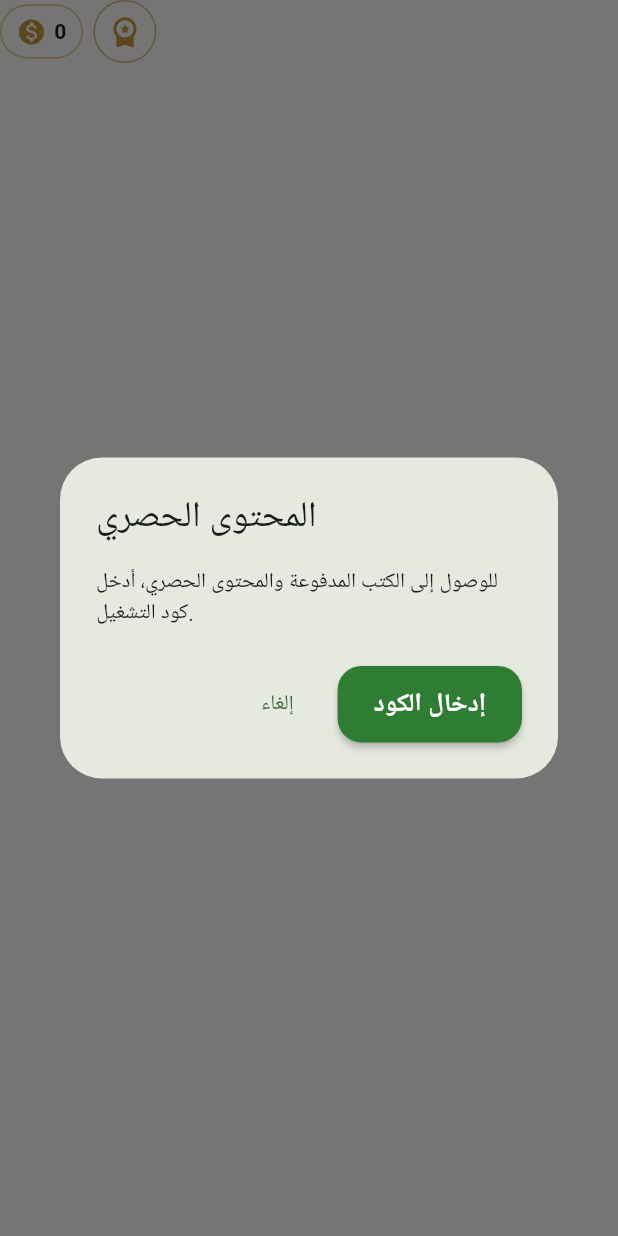
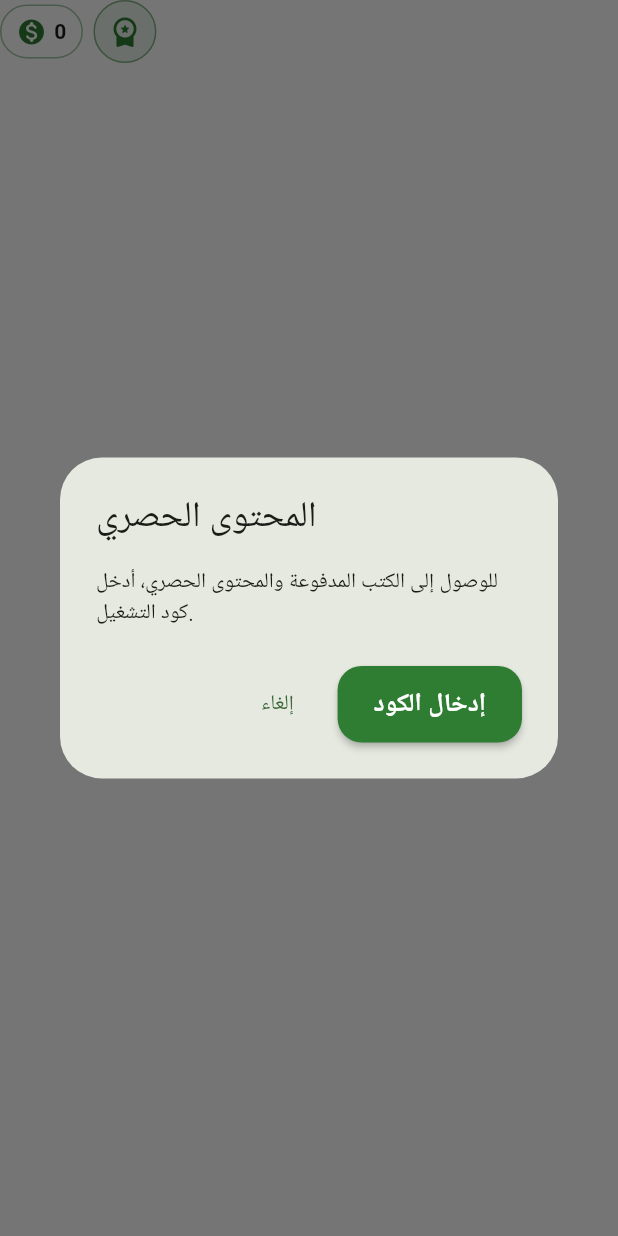
Before and after one commit to rezeroyagami-bit/manarat-al-kutub, a Flutter app: the KitaraStatusBar widget shown alone on an empty page, opened directly with empty values, after a tap on the "workspace premium" icon, on a phone screen of 412 x 824 dp. Run offline on Flutter 3.47's test engine with Material 3 defaults, Android fonts, the phone set to English and light mode, and no system bars; our stand-ins replace audioplayers, device_info_plus, dio, google_mobile_ads, open_filex, shared_preferences and 1 more; missing offline and left inert: docx_viewer, koni_archive, public_file_saver, syncfusion_flutter_pdfviewer; accounts and stored records are empty; network calls fail; Roboto replaces fonts that are missing (Amiri).

Commit message:
Use green normal and orange exclusive status colors

```diff
--- a/lib/widgets/kitara_status_bar.dart
+++ b/lib/widgets/kitara_status_bar.dart
@@ -5,7 +5,7 @@ import '../services/supabase_service.dart';
 
 class KitaraStatusBar extends StatefulWidget {
   final bool exclusiveUnlocked;
-  final VoidCallback onActivated;
+  final Future<void> Function(String code) onActivated;
 
   const KitaraStatusBar({
     super.key,
@@ -85,7 +85,10 @@ class _KitaraStatusBarState extends State<KitaraStatusBar> {
         ],
       ),
     );
-    if (!mounted || code != 'open') return;
+    if (!mounted || code != 'open') {
+      controller.dispose();
+      return;
+    }
 
     final enteredCode = await showDialog<String>(
       context: context,
@@ -127,7 +130,8 @@ class _KitaraStatusBarState extends State<KitaraStatusBar> {
         );
         return;
       }
-      widget.onActivated();
+      await widget.onActivated(enteredCode);
+      if (!mounted) return;
       ScaffoldMessenger.of(context).showSnackBar(
         const SnackBar(content: Text('تم تفعيل المحتوى الحصري.')),
       );
@@ -143,7 +147,9 @@ class _KitaraStatusBarState extends State<KitaraStatusBar> {
 
   @override
   Widget build(BuildContext context) {
-    const gold = Color(0xFFC89B3C);
+    const green = Color(0xFF2E7D32);
+    const orange = Color(0xFFF28C28);
+    final accent = widget.exclusiveUnlocked ? orange : green;
     return Material(
       color: Colors.transparent,
       child: Row(
@@ -157,12 +163,12 @@ class _KitaraStatusBarState extends State<KitaraStatusBar> {
               decoration: BoxDecoration(
                 color: Theme.of(context).scaffoldBackgroundColor.withValues(alpha: 0.94),
                 borderRadius: BorderRadius.circular(22),
-                border: Border.all(color: gold.withValues(alpha: 0.55)),
+                border: Border.all(color: accent.withValues(alpha: 0.45)),
               ),
               child: Row(
                 mainAxisSize: MainAxisSize.min,
                 children: [
-                  const Icon(Icons.monetization_on_rounded, size: 20, color: gold),
+                  Icon(Icons.monetization_on_rounded, size: 20, color: accent),
                   const SizedBox(width: 5),
                   Text('$_coins', style: const TextStyle(fontWeight: FontWeight.bold)),
                 ],
@@ -177,11 +183,11 @@ class _KitaraStatusBarState extends State<KitaraStatusBar> {
               width: 42,
               height: 42,
               decoration: BoxDecoration(
-                color: widget.exclusiveUnlocked ? gold.withValues(alpha: 0.18) : Theme.of(context).scaffoldBackgroundColor.withValues(alpha: 0.94),
+                color: accent.withValues(alpha: 0.10),
                 shape: BoxShape.circle,
-                border: Border.all(color: gold.withValues(alpha: 0.65)),
+                border: Border.all(color: accent.withValues(alpha: 0.55)),
               ),
-              child: const Icon(Icons.workspace_premium_rounded, color: gold, size: 23),
+              child: Icon(Icons.workspace_premium_rounded, color: accent, size: 23),
             ),
           ),
         ],
```
